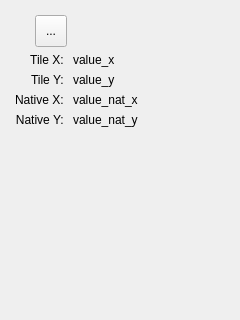
Before: the Qt Designer form client/editor/tool_tile.ui in longturn/freeciv21, drawn with Qt 5; both pictures show x 0 to 240 and y 0 to 320 of the 240 by 500 pixel window.
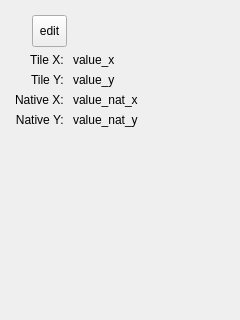
After: the same form once the commit is applied.

Commit message: clang fix plus some more ui fixes

```diff
--- a/client/editor/tool_tile.ui
+++ b/client/editor/tool_tile.ui
@@ -47,7 +47,7 @@
        <enum>Qt::RightToLeft</enum>
       </property>
       <property name="text">
-       <string>...</string>
+       <string>edit</string>
       </property>
      </widget>
     </item>
```
The commit also changes 2 other files.
